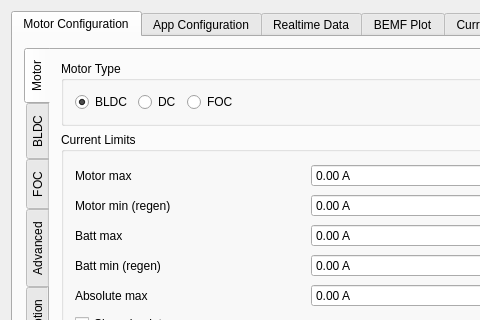
Above: mainwindow.ui from vedderb/bldc-tool before the change; both pictures show x 0 to 480 and y 0 to 320 of the 1340 by 795 pixel window. Below: the same form after it.
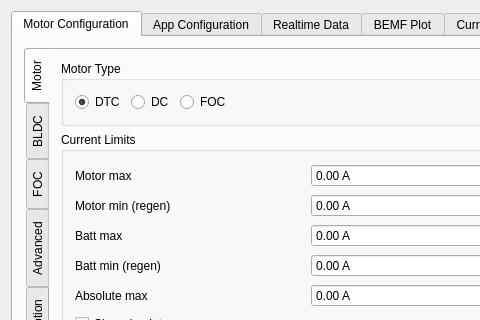
That is the form after the change. Icons and pictures are not drawn. Custom widgets are drawn as their Qt base class.

Commit message: Changing name of operation mode from BLDC to DTC since DTC is a industry name used for driving motor with square wave

```diff
--- a/mainwindow.ui
+++ b/mainwindow.ui
@@ -64,7 +64,7 @@
                  <item>
                   <widget class="QRadioButton" name="mcconfTypeBldcButton">
                    <property name="text">
-                    <string>BLDC</string>
+                    <string>DTC</string>
                    </property>
                    <property name="checked">
                     <bool>true</bool>
```
